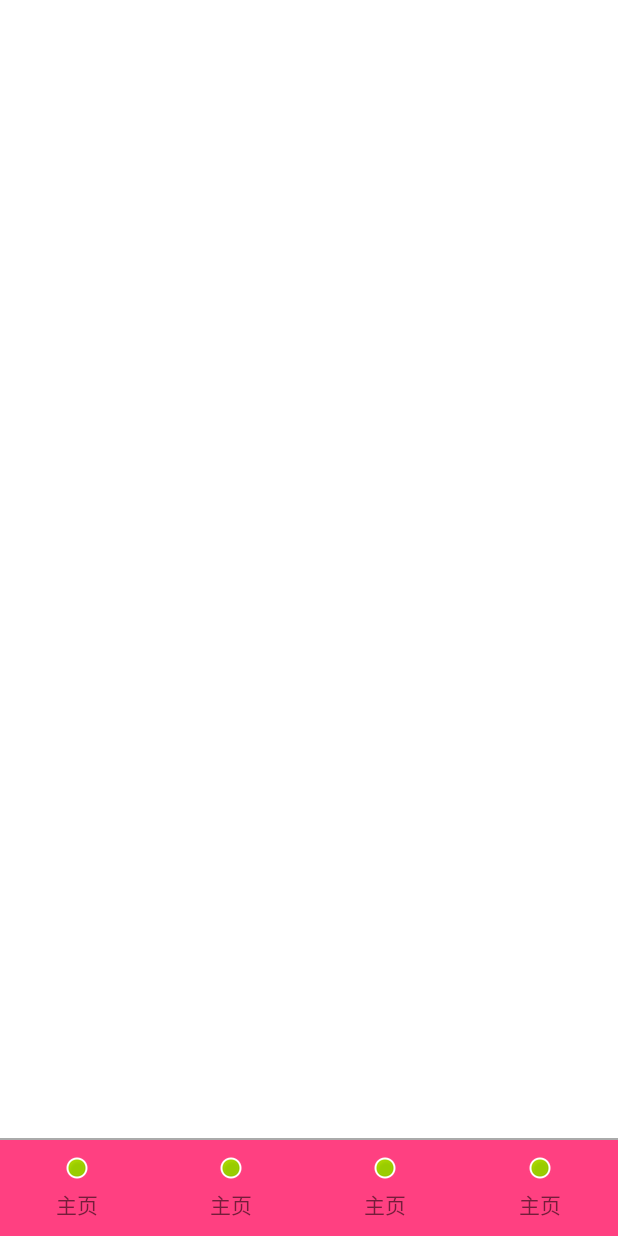
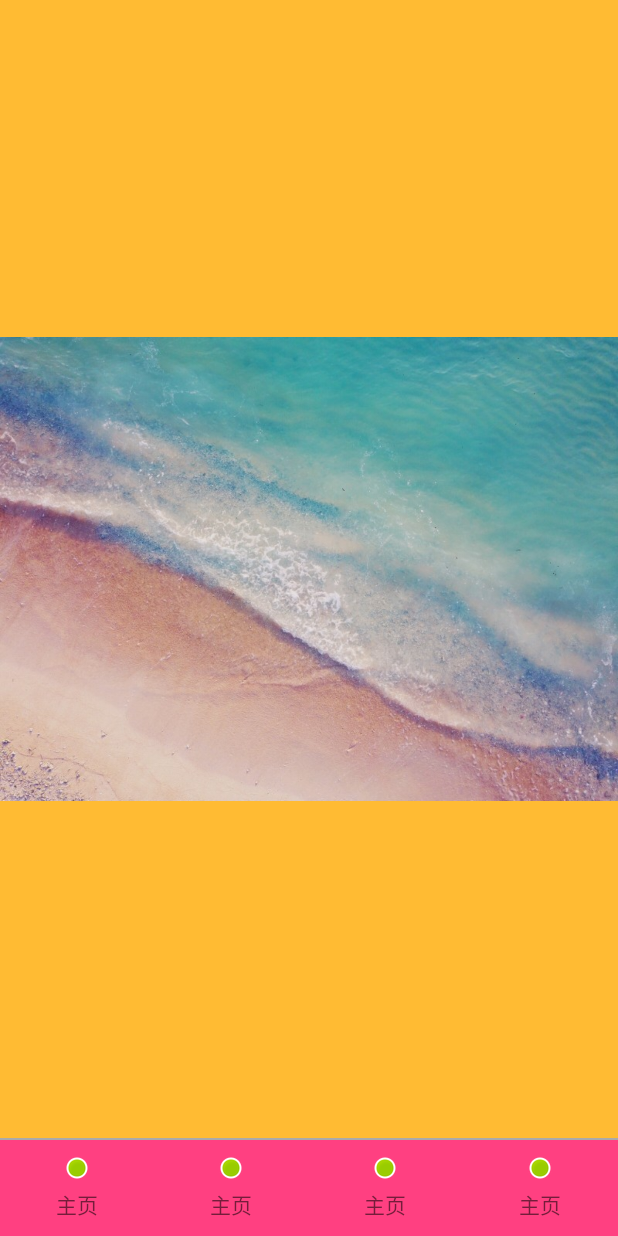
Before and after one commit to GraduationProjectRentingService/AndroidGraduationProject, an Android app: the screen it shows after launch (MainActivity), on a phone screen of 412 x 824 dp. Run offline under Robolectric (Android 15) with nearby library versions, the phone set to English and light mode, and no system bars; our stand-ins replace ButterKnife.

Commit message:
提交BannerView的编写

```diff
--- /dev/null
+++ b/app/src/main/java/com/sunxuedian/graduationproject/adapter/ViewPagerAdapter.java
@@ -0,0 +1,52 @@
+package com.sunxuedian.graduationproject.adapter;
+
+import android.support.v4.view.PagerAdapter;
+import android.view.View;
+import android.view.ViewGroup;
+
+import java.util.ArrayList;
+import java.util.List;
+
+/**
+ * 主要用于ViewPager中的滚动轮播效果
+ * Created by 37 on 2018/1/11.
+ */
+
+public class ViewPagerAdapter extends PagerAdapter {
+
+    private List<View> mViewList = new ArrayList<>();
+
+    /**
+     * 设置视图数据
+     * @param mViewList
+     */
+    public void setViewList(List<View> mViewList) {
+        this.mViewList = mViewList;
+    }
+
+    @Override
+    public int getCount() {
+        //使用最大整数来作为view的个数，实现无限边界
+        return Integer.MAX_VALUE;
+    }
+
+    @Override
+    public boolean isViewFromObject(View view, Object object) {
+        return view == object;
+    }
+
+    @Override
+    public void destroyItem(ViewGroup container, int position, Object object) {
+        if (mViewList.size() > 3){
+            container.removeView(mViewList.get(position % mViewList.size()));
+        }
+    }
+
+    @Override
+    public Object instantiateItem(ViewGroup container, int position) {
+        View view = mViewList.get(position % mViewList.size());
+        container.addView(view, 0);
+        return view;
+    }
+
+}
--- /dev/null
+++ b/app/src/main/java/com/sunxuedian/graduationproject/utils/LoggerFactory.java
@@ -0,0 +1,28 @@
+package com.sunxuedian.graduationproject.utils;
+
+
+/**
+ * Created by 37 on 2018/1/11.
+ */
+
+public class LoggerFactory {
+
+    /**
+     * 工厂模式新建Log类
+     * @param clazz
+     * @return
+     */
+    public static MyLog getLogger(Class clazz){
+        return getLogger(clazz, true);
+    }
+
+    /**
+     * 工厂模式新建Log类
+     * @param clazz
+     * @param debug 是否调试
+     * @return
+     */
+    public static MyLog getLogger(Class clazz, boolean debug){
+        return new MyLog(clazz.getSimpleName(), debug);
+    }
+}
--- /dev/null
+++ b/app/src/main/java/com/sunxuedian/graduationproject/utils/MyLog.java
@@ -0,0 +1,31 @@
+package com.sunxuedian.graduationproject.utils;
+
+import android.util.Log;
+
+/**
+ * Created by 37 on 2018/1/11.
+ */
+
+public class MyLog {
+    private String mTag;
+    private boolean debug = true;//是否处于调试模式
+
+    public MyLog(String tag, boolean debug){
+        mTag = tag;
+        this.debug = debug;
+    }
+
+    public void d(String msg){
+        if (debug)
+            Log.d(mTag, msg);
+    }
+
+    public void e(String msg){
+        Log.d(mTag, msg);
+    }
+
+    public void i(String msg){
+        Log.i(mTag, msg);
+    }
+
+}
--- a/app/src/main/java/com/sunxuedian/graduationproject/view/HomepageFragment.java
+++ b/app/src/main/java/com/sunxuedian/graduationproject/view/HomepageFragment.java
@@ -2,18 +2,31 @@ package com.sunxuedian.graduationproject.view;
 
 import android.app.Fragment;
 import android.content.Context;
-import android.net.Uri;
 import android.os.Bundle;
-
 import android.view.LayoutInflater;
 import android.view.View;
 import android.view.ViewGroup;
+import android.widget.ImageView;
 
 import com.sunxuedian.graduationproject.R;
+import com.sunxuedian.graduationproject.widgets.BannerView;
+
+import java.util.ArrayList;
+import java.util.List;
+
+import butterknife.BindView;
+import butterknife.ButterKnife;
 
 
 public class HomepageFragment extends Fragment {
 
+    private Context mContext;
+
+    /**
+     * View
+     */
+    @BindView(R.id.bannerView)
+    BannerView mBannerView;
 
     @Override
     public void onCreate(Bundle savedInstanceState) {
@@ -23,13 +36,28 @@ public class HomepageFragment extends Fragment {
     @Override
     public View onCreateView(LayoutInflater inflater, ViewGroup container,
                              Bundle savedInstanceState) {
-        return inflater.inflate(R.layout.fragment_homepage, container, false);
+        View view = inflater.inflate(R.layout.fragment_homepage, container, false);
+        ButterKnife.bind(this, view);
+        initView();
+        return view;
     }
 
+    private void initView(){
+        List<View> list = new ArrayList<>();
+        int[] resIds = {R.drawable.test_picture_1, R.drawable.test_picture_2, R.drawable.test_picture_3, R.drawable.test_picture_4, R.drawable.test_picture_5};
+        for (Integer id: resIds){
+            ImageView view = new ImageView(mContext);
+            view.setImageResource(id);
+            list.add(view);
+        }
+        mBannerView.setViewData(list);
+        mBannerView.updateView();
+    }
 
     @Override
     public void onAttach(Context context) {
         super.onAttach(context);
+        mContext = context;
     }
 
     @Override
--- a/app/src/main/java/com/sunxuedian/graduationproject/widgets/BannerView.java
+++ b/app/src/main/java/com/sunxuedian/graduationproject/widgets/BannerView.java
@@ -3,33 +3,97 @@ package com.sunxuedian.graduationproject.widgets;
 import android.content.Context;
 import android.support.v4.view.ViewPager;
 import android.util.AttributeSet;
+import android.view.LayoutInflater;
+import android.view.View;
 import android.widget.RelativeLayout;
+
+import com.sunxuedian.graduationproject.R;
+import com.sunxuedian.graduationproject.adapter.ViewPagerAdapter;
+import com.sunxuedian.graduationproject.utils.LoggerFactory;
+import com.sunxuedian.graduationproject.utils.MyLog;
+
+import java.util.List;
 
 /**
  * The banner view is design to show some images cyclically.
  * Created by sunxuedian on 2018/1/7.
  */
 
-public class BannerView extends RelativeLayout{
+public class BannerView extends RelativeLayout implements ViewPager.OnPageChangeListener{
 
-    private ViewPager viewPager;//viewpager，用于显示循环显示图片
+    private MyLog logger = LoggerFactory.getLogger(BannerView.class);
 
+    private ViewPager mViewPager;//viewpager，用于显示循环显示图片
+    private ViewPagerAdapter mViewPagerAdapter;//viewPager的适配器
+    private Context mContext;
+    private List<View> mViewData;
+    private int mCurrentViewIndex;
 
     public BannerView(Context context) {
         super(context);
+        mContext = context;
     }
 
     public BannerView(Context context, AttributeSet attrs) {
         super(context, attrs);
+        mContext = context;
     }
 
     public BannerView(Context context, AttributeSet attrs, int defStyleAttr) {
         super(context, attrs, defStyleAttr);
+        mContext = context;
     }
 
+    @Override
+    protected void onFinishInflate() {
+        super.onFinishInflate();
+        initView();
+    }
+
+    /**
+     * 初始化View
+     */
     private void initView(){
+        View view = LayoutInflater.from(mContext).inflate(R.layout.banner_view, null);
+        addView(view);//将view添加到视图中
 
+        mViewPager = view.findViewById(R.id.viewPager);
+        mViewPagerAdapter = new ViewPagerAdapter();
+        mViewPager.setAdapter(mViewPagerAdapter);
+        mViewPager.addOnPageChangeListener(this);
+    }
+
+    /**
+     * 设置显示的视图数据
+     * @param data
+     */
+    public void setViewData(List<View> data){
+        this.mViewData = data;
+    }
+
+    /**
+     * 更新视图
+     */
+    public void updateView(){
+        mViewPagerAdapter.setViewList(mViewData);
+        mViewPagerAdapter.notifyDataSetChanged();
+        mCurrentViewIndex = (Integer.MAX_VALUE / 2) - (Integer.MAX_VALUE / 2) % mViewData.size();
+        mViewPager.setCurrentItem(mCurrentViewIndex);
     }
 
 
+    @Override
+    public void onPageScrolled(int position, float positionOffset, int positionOffsetPixels) {
+//        ToastUtils.showToast("onPageScrolled " + position);
+    }
+
+    @Override
+    public void onPageSelected(int position) {
+//        ToastUtils.showToast("onPageSelected " + position);
+    }
+
+    @Override
+    public void onPageScrollStateChanged(int state) {
+//        ToastUtils.showToast("onPageScrollStateChanged " + state);
+    }
 }
--- /dev/null
+++ b/app/src/main/res/layout/banner_view.xml
@@ -0,0 +1,12 @@
+<?xml version="1.0" encoding="utf-8"?>
+<RelativeLayout xmlns:android="http://schemas.android.com/apk/res/android"
+    android:orientation="vertical" android:layout_width="match_parent"
+    android:layout_height="match_parent">
+
+    <android.support.v4.view.ViewPager
+        android:id="@+id/viewPager"
+        android:layout_width="match_parent"
+        android:layout_height="match_parent">
+    </android.support.v4.view.ViewPager>
+
+</RelativeLayout>
--- a/app/src/main/res/layout/fragment_homepage.xml
+++ b/app/src/main/res/layout/fragment_homepage.xml
@@ -1,10 +1,13 @@
 <FrameLayout xmlns:android="http://schemas.android.com/apk/res/android"
     xmlns:tools="http://schemas.android.com/tools"
-    android:background="@android:color/white"
     android:layout_width="match_parent"
     android:layout_height="match_parent"
     tools:context="com.sunxuedian.graduationproject.view.HomepageFragment">
 
-
+    <com.sunxuedian.graduationproject.widgets.BannerView
+        android:id="@+id/bannerView"
+        android:layout_width="match_parent"
+        android:layout_height="match_parent">
+    </com.sunxuedian.graduationproject.widgets.BannerView>
 
 </FrameLayout>
```
Also changed, not shown: app/src/main/res/drawable/test_picture_1.jpg (added), app/src/main/res/drawable/test_picture_2.jpg (added), app/src/main/res/drawable/test_picture_3.jpg (added), app/src/main/res/drawable/test_picture_4.jpg (added), app/src/main/res/drawable/test_picture_5.jpg (added), 2 other files.
